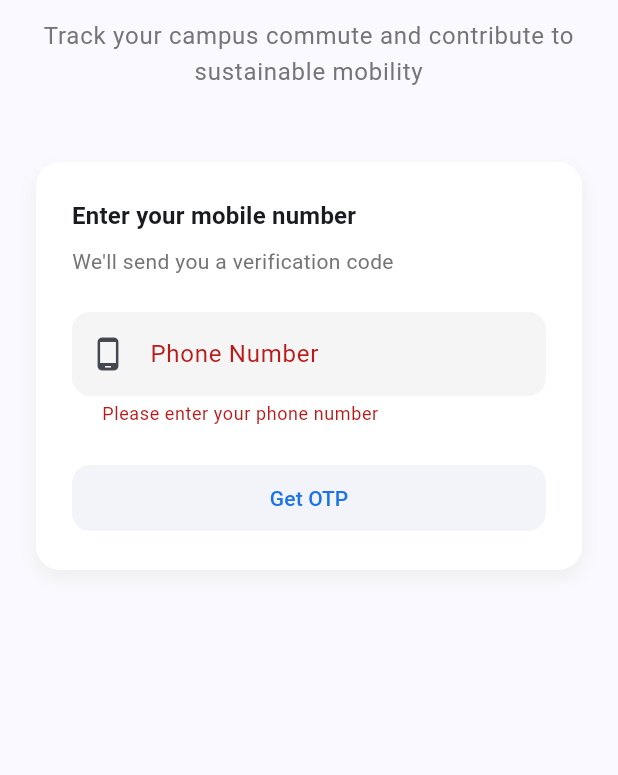
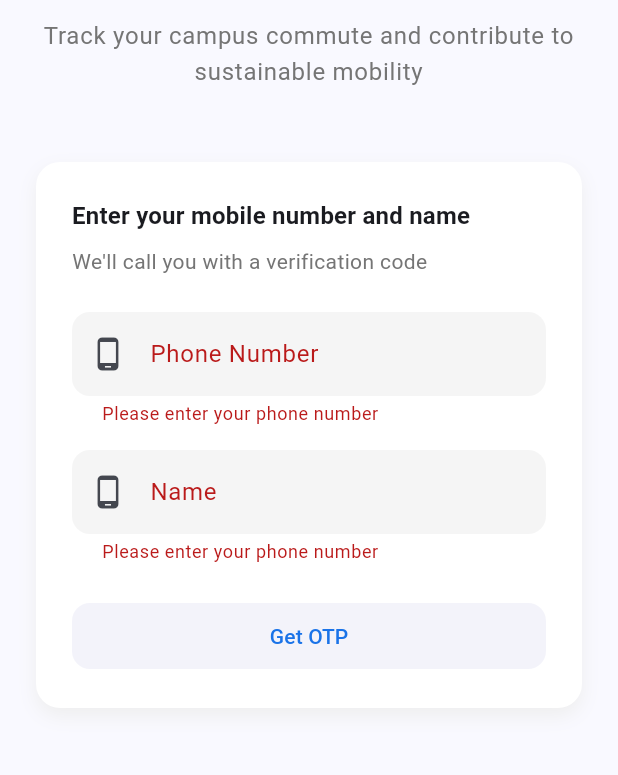
Before and after one commit to Aadharcode/IIT-Madras-Mobility-App-Frontend, a Flutter app: the screen it shows after launch, after a tap on "Get OTP", on a phone screen of 412 x 824 dp, the part 354-1129 px from its top. Run offline on Flutter 3.47's test engine with Material 3 defaults, Android fonts, the phone set to English and light mode, and no system bars; our stand-ins replace equatable, flutter_bloc, flutter_lucide, flutter_svg, geolocator, google_maps_flutter and 1 more; network calls fail.

```diff
--- a/lib/features/authentication/data/services/auth_service.dart
+++ b/lib/features/authentication/data/services/auth_service.dart
@@ -45,7 +45,7 @@ class AuthService {
     }
   }
 
-  Future<Map<String, dynamic>> verifyOtp(String phoneNumber, String otp) async {
+  Future<Map<String, dynamic>> verifyOtp(String phoneNumber, String name, String otp) async {
     try {
       print('🔐 Attempting to verify OTP');
       print('📱 Phone number: $phoneNumber');
@@ -54,6 +54,7 @@ class AuthService {
 
       final body = json.encode({
         'number': int.parse(phoneNumber),
+        'name': name,
         'otp': otp,
       });
       print('📦 Request body: $body');
--- a/lib/features/authentication/presentation/bloc/auth_bloc.dart
+++ b/lib/features/authentication/presentation/bloc/auth_bloc.dart
@@ -20,13 +20,7 @@ class AuthBloc extends Bloc<AuthEvent, AuthState> {
     SendPhoneNumberVerification event,
     Emitter<AuthState> emit,
   ) async {
-    // if(event.phoneNumber=="8949462906"){
-    //    emit(state.copyWith(
-    //     isLoading: false,
-    //     phoneNumber: event.phoneNumber,
-    //   ));
-    //   return;
-    // }
+
     try {
       emit(state.copyWith(isLoading: true, error: null));
       await _authService.sendOtp(event.phoneNumber);
@@ -47,17 +41,11 @@ class AuthBloc extends Bloc<AuthEvent, AuthState> {
     Emitter<AuthState> emit,
   ) async {
     try {
-      // if(event.otp=="123456"){
-      //   emit(state.copyWith(
-      //   isLoading: false,
-      //   isAuthenticated: true,
-      //   userId: "6763f3ba0bb2910e81ce8b0b",
-      // ));
-      // return;
-      // }
+
       emit(state.copyWith(isLoading: true, error: null));
       final response = await _authService.verifyOtp(
         state.phoneNumber!,
+        event.name,
         event.otp,
       );
 
--- a/lib/features/authentication/presentation/bloc/auth_event.dart
+++ b/lib/features/authentication/presentation/bloc/auth_event.dart
@@ -10,11 +10,12 @@ abstract class AuthEvent extends Equatable {
 
 class SendPhoneNumberVerification extends AuthEvent {
   final String phoneNumber;
+  final String name;
 
-  const SendPhoneNumberVerification(this.phoneNumber);
+  const SendPhoneNumberVerification(this.phoneNumber, this.name);
 
   @override
-  List<Object> get props => [phoneNumber];
+  List<Object> get props => [phoneNumber, name];
 }
 
 class LogoutEvent extends AuthEvent {
@@ -22,8 +23,9 @@ class LogoutEvent extends AuthEvent {
 }
 class VerifyOTP extends AuthEvent {
   final String otp;
+  final String name;
 
-  const VerifyOTP(this.otp);
+  const VerifyOTP(this.otp, this.name);
 
   @override
   List<Object> get props => [otp];
--- a/lib/features/authentication/presentation/screens/otp_verification_screen.dart
+++ b/lib/features/authentication/presentation/screens/otp_verification_screen.dart
@@ -7,10 +7,12 @@ import 'user_profile_screen.dart';
 
 class OTPVerificationScreen extends StatefulWidget {
   final String phoneNumber;
+  final String name;
 
   const OTPVerificationScreen({
     super.key,
     required this.phoneNumber,
+    required this.name,
   });
 
   @override
@@ -96,7 +98,7 @@ class _OTPVerificationScreenState extends State<OTPVerificationScreen> {
                       onPressed: () {
                         if (_formKey.currentState!.validate()) {
                           context.read<AuthBloc>().add(
-                                VerifyOTP(_otpController.text),
+                                VerifyOTP(_otpController.text, widget.name),
                               );
                         }
                       },
@@ -110,7 +112,7 @@ class _OTPVerificationScreenState extends State<OTPVerificationScreen> {
                     onPressed: () {
                       // TODO: Implement resend OTP functionality
                       context.read<AuthBloc>().add(
-                            SendPhoneNumberVerification(widget.phoneNumber),
+                            SendPhoneNumberVerification(widget.phoneNumber, widget.name),
                           );
                     },
                     child: const Text('Resend OTP'),
--- a/lib/features/trip_tracking/data/models/trip.dart
+++ b/lib/features/trip_tracking/data/models/trip.dart
@@ -25,7 +25,7 @@ class Trip extends Equatable {
   final DateTime? endTime;
   final String? startMonumentId;
   final String? endMonumentId;
-  final List<TripCheckpoint>? monuments;
+  final List<String>? monuments;
   final List<TripCheckpoint> checkpoints;
   final VehicleType? vehicleType;
   final TripPurpose? purpose;
@@ -54,7 +54,7 @@ class Trip extends Equatable {
     DateTime? endTime,
     String? startMonumentId,
     String? endMonumentId,
-    List<TripCheckpoint>? monuments,
+    List<String>? monuments,
     List<TripCheckpoint>? checkpoints,
     VehicleType? vehicleType,
     TripPurpose? purpose,
@@ -101,9 +101,9 @@ class Trip extends Equatable {
       endTime: json['endTime'] != null ? DateTime.parse(json['endTime']) : null,
       startMonumentId: json['startMonumentId'],
       endMonumentId: json['endMonumentId'],
-      monuments: (json['monumnets'] as List)
-          .map((c) => TripCheckpoint.fromJson(c))
-          .toList(),
+      monuments: (json['monuments'] as List)
+        .map((c) => c as String) // Cast each item to String
+        .toList(),
       checkpoints: (json['checkpoints'] as List)
           .map((c) => TripCheckpoint.fromJson(c))
           .toList(),
@@ -134,14 +134,14 @@ class Trip extends Equatable {
 }
 
 class TripCheckpoint extends Equatable {
-  final String Id;
+  final String id;
   final String? monumentName;
   final DateTime? timestamp;
   final double? lat;
   final double? lng;
 
   const TripCheckpoint({
-    required this.Id,
+    required this.id,
     this.monumentName,
     this.timestamp,
     this.lat,
@@ -150,7 +150,7 @@ class TripCheckpoint extends Equatable {
 
   Map<String, dynamic> toJson() {
     return {
-      'Id': Id,
+      'id': id,
       'monumentName': monumentName,
       'timestamp': timestamp!.toIso8601String(),
       'latitude': lat,
@@ -160,7 +160,7 @@ class TripCheckpoint extends Equatable {
 
   factory TripCheckpoint.fromJson(Map<String, dynamic> json) {
     return TripCheckpoint(
-      Id: json['Id'],
+      id: json['Id'],
       monumentName: json['monumentName'],
       timestamp: DateTime.parse(json['timestamp']),
       lat: json['latitude'],
@@ -169,5 +169,5 @@ class TripCheckpoint extends Equatable {
   }
 
   @override
-  List<Object?> get props => [Id,monumentName, timestamp, lat, lng];
+  List<Object?> get props => [id,monumentName, timestamp, lat, lng];
 }
--- a/lib/main.dart
+++ b/lib/main.dart
@@ -9,10 +9,7 @@ import 'features/authentication/presentation/bloc/auth_event.dart';
 import 'features/trip_tracking/data/services/location_service.dart';
 import 'features/trip_tracking/presentation/bloc/trip_bloc.dart';
 import 'features/trip_tracking/presentation/screens/trip_tracking_screen.dart';
-import 'package:http/http.dart' as http;
-import 'package:shared_preferences/shared_preferences.dart';
-import 'dart:convert';
-import 'features/trip_tracking/data/models/trip.dart';
+
 
 void main() {
   runApp(const MyApp());
@@ -121,6 +118,7 @@ class PhoneAuthScreen extends StatefulWidget {
 
 class _PhoneAuthScreenState extends State<PhoneAuthScreen> {
   final _phoneController = TextEditingController();
+  final _nameController = TextEditingController();
   final _formKey = GlobalKey<FormState>();
 
   @override
@@ -149,6 +147,7 @@ class _PhoneAuthScreenState extends State<PhoneAuthScreen> {
               MaterialPageRoute(
                 builder: (_) => OTPVerificationScreen(
                   phoneNumber: state.phoneNumber!,
+                  name: _nameController.text,
                 ),
               ),
             );
@@ -217,14 +216,14 @@ class _PhoneAuthScreenState extends State<PhoneAuthScreen> {
                         crossAxisAlignment: CrossAxisAlignment.stretch,
                         children: [
                           Text(
-                            'Enter your mobile number',
+                            'Enter your mobile number and name',
                             style: theme.textTheme.titleMedium?.copyWith(
                               fontWeight: FontWeight.bold,
                             ),
                           ),
                           const SizedBox(height: 8),
                           Text(
-                            'We\'ll send you a verification code',
+                            'We\'ll call you with a verification code',
                             style: theme.textTheme.bodyMedium?.copyWith(
                               color: Colors.grey[600],
                             ),
@@ -250,6 +249,23 @@ class _PhoneAuthScreenState extends State<PhoneAuthScreen> {
                               return null;
                             },
                           ),
+                          SizedBox(height: 16),
+                          TextFormField(
+                            controller: _nameController,
+
+                            style: theme.textTheme.titleMedium,
+                            decoration: const InputDecoration(
+                              labelText: 'Name',
+                              hintText: 'Enter your Name',
+                              prefixIcon: Icon(Icons.phone_android),
+                            ),
+                            validator: (value) {
+                              if (value == null || value.isEmpty) {
+                                return 'Please enter your phone number';
+                              }
+                              return null;
+                            },
+                          ),
                           const SizedBox(height: 24),
                           if (state.isLoading)
                             const Center(child: CircularProgressIndicator())
@@ -260,6 +276,7 @@ class _PhoneAuthScreenState extends State<PhoneAuthScreen> {
                                   context.read<AuthBloc>().add(
                                         SendPhoneNumberVerification(
                                           _phoneController.text,
+                                          _nameController.text,
                                         ),
                                       );
                                 }
```
Also changed, not shown: lib/features/trip_tracking/presentation/bloc/trip_bloc.dart (+26 -38 lines), lib/features/trip_tracking/presentation/screens/trip_history_screen.dart (+17 -17 lines).
